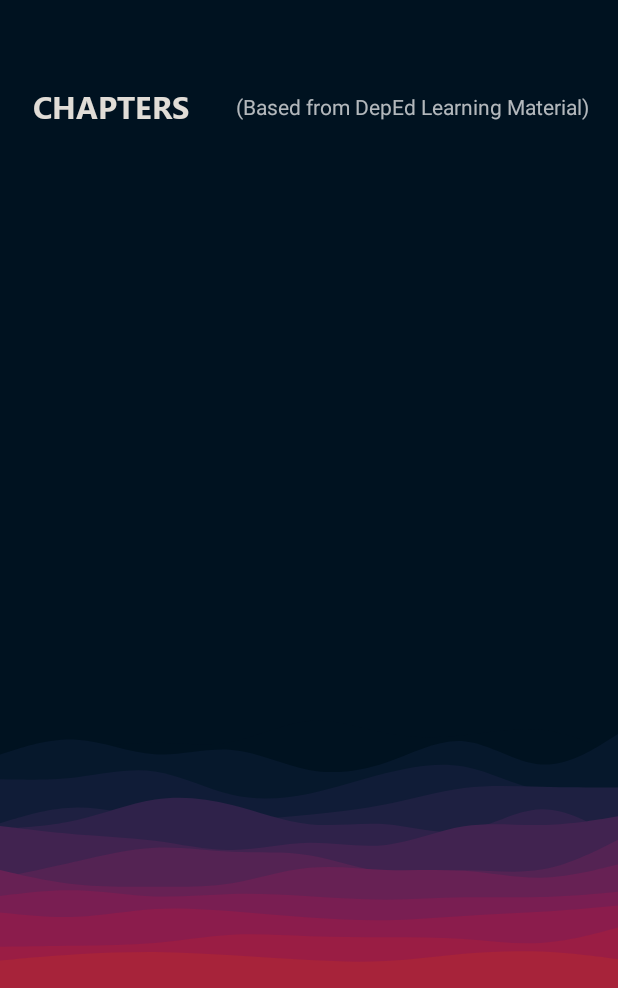
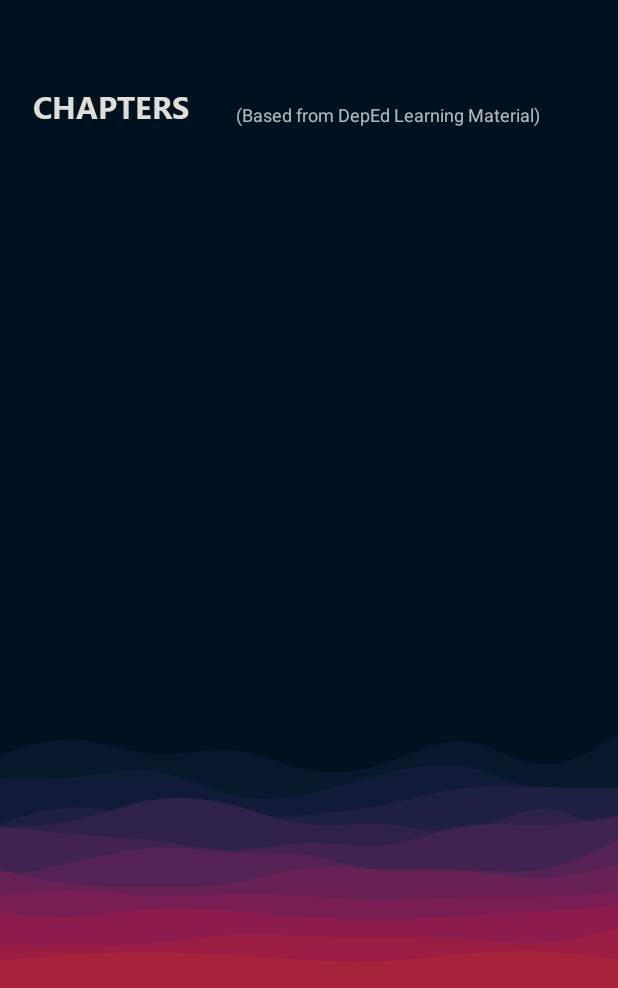
Before and after one commit to Kiru100/Android-Learning-App---Earth-and-Space-Science, an Android app: the layout fragment_home.xml on its own in the app's theme, with its tools: preview values and no code run, on a phone screen of 412 x 824 dp, the part 248-1236 px from its top. Run offline under Robolectric (Android 15) with nearby library versions, the phone set to English and light mode, and no system bars; Roboto replaces fonts that are not available here.

Commit message:
font sizes adjustment

```diff
--- a/app/src/main/res/layout/activity_question.xml
+++ b/app/src/main/res/layout/activity_question.xml
@@ -60,10 +60,10 @@
                 android:layout_marginStart="16dp"
                 android:backgroundTint="@color/gitwhite"
                 android:fontFamily="@font/segoe_ui_bold"
+                android:includeFontPadding="false"
                 android:text="@string/chapter_title"
-                android:includeFontPadding="false"
                 android:textColor="@color/gitwhite"
-                android:textSize="25sp"
+                android:textSize="20sp"
                 app:layout_constraintBottom_toTopOf="@+id/tvType"
                 app:layout_constraintEnd_toStartOf="@+id/guideline48"
                 app:layout_constraintHorizontal_bias="0.0"
--- a/app/src/main/res/layout/fragment_home.xml
+++ b/app/src/main/res/layout/fragment_home.xml
@@ -40,60 +40,6 @@
                 app:layout_constraintStart_toEndOf="@+id/imageView6"
                 app:layout_constraintTop_toTopOf="@+id/imageView6"
                 app:layout_constraintVertical_bias="1.0" />
-
-            <com.facebook.shimmer.ShimmerFrameLayout
-                android:id="@+id/shimmerFrameLayout"
-                android:layout_width="wrap_content"
-                android:layout_height="wrap_content"
-                android:orientation="horizontal"
-                android:visibility="gone"
-                app:layout_constraintBottom_toBottomOf="parent"
-                app:layout_constraintEnd_toEndOf="parent"
-                app:layout_constraintHorizontal_bias="0.0"
-                app:layout_constraintStart_toStartOf="parent"
-                app:layout_constraintTop_toBottomOf="@+id/textView15"
-                app:layout_constraintVertical_bias="0.0">
-
-                <include
-                    layout="@layout/shimmer_chapter_layout"
-                    android:layout_width="wrap_content"
-                    android:layout_height="wrap_content">
-
-                </include>
-
-            </com.facebook.shimmer.ShimmerFrameLayout>
-
-            <com.facebook.shimmer.ShimmerFrameLayout
-                android:id="@+id/shimmerFrameLayout1"
-                android:layout_width="wrap_content"
-                android:layout_height="wrap_content"
-                android:visibility="gone"
-                app:layout_constraintStart_toEndOf="@+id/shimmerFrameLayout"
-                app:layout_constraintTop_toBottomOf="@+id/textView15">
-
-                <include
-                    layout="@layout/shimmer_chapter_layout"
-                    android:layout_width="wrap_content"
-                    android:layout_height="wrap_content">
-
-                </include>
-
-            </com.facebook.shimmer.ShimmerFrameLayout>
-
-            <com.facebook.shimmer.ShimmerFrameLayout
-                android:id="@+id/shimmerFrameLayout2"
-                android:layout_width="wrap_content"
-                android:layout_height="wrap_content"
-                android:visibility="gone"
-                app:layout_constraintStart_toEndOf="@+id/shimmerFrameLayout"
-                app:layout_constraintTop_toBottomOf="@+id/textView15">
-
-                <include
-                    layout="@layout/shimmer_chapter_layout"
-                    android:layout_width="wrap_content"
-                    android:layout_height="wrap_content"></include>
-
-            </com.facebook.shimmer.ShimmerFrameLayout>
 
             <androidx.recyclerview.widget.RecyclerView
                 android:id="@+id/rvChapters"
@@ -171,11 +117,11 @@
                 android:layout_height="wrap_content"
                 android:layout_marginStart="8dp"
                 android:text="(Based from DepEd Learning Material)"
+                android:textSize="12sp"
                 app:layout_constraintBottom_toBottomOf="@+id/textView15"
                 app:layout_constraintEnd_toEndOf="parent"
                 app:layout_constraintHorizontal_bias="0.0"
-                app:layout_constraintStart_toEndOf="@+id/textView15"
-                app:layout_constraintTop_toTopOf="@+id/textView15" />
+                app:layout_constraintStart_toEndOf="@+id/textView15" />
 
 
         </androidx.constraintlayout.widget.ConstraintLayout>
--- a/app/src/main/res/layout/fragment_profile.xml
+++ b/app/src/main/res/layout/fragment_profile.xml
@@ -72,7 +72,6 @@
                     android:layout_width="wrap_content"
                     android:layout_height="wrap_content"
                     android:fontFamily="@font/segoe_ui"
-                    android:text="Fname"
                     android:textColor="@color/gitwhite"
                     android:textSize="20sp"
                     app:layout_constraintStart_toStartOf="@+id/textView"
@@ -98,7 +97,6 @@
                     android:layout_height="wrap_content"
                     android:layout_marginBottom="16dp"
                     android:fontFamily="@font/segoe_ui"
-                    android:text="Lname"
                     android:textColor="@color/gitwhite"
                     android:textSize="20sp"
                     app:layout_constraintBottom_toBottomOf="parent"
@@ -137,7 +135,6 @@
                     android:layout_marginEnd="8dp"
                     android:layout_marginBottom="16dp"
                     android:fontFamily="@font/segoe_ui"
-                    android:text="Email"
                     android:textColor="@color/gitwhite"
                     android:textSize="20sp"
                     app:layout_constraintBottom_toBottomOf="parent"
@@ -200,7 +197,6 @@
                     android:layout_height="wrap_content"
                     android:layout_marginBottom="16dp"
                     android:fontFamily="@font/segoe_ui"
-                    android:text="section"
                     android:textColor="@color/gitwhite"
                     android:textSize="20sp"
                     app:layout_constraintBottom_toBottomOf="parent"
@@ -309,7 +305,7 @@
                     android:layout_height="wrap_content"
                     android:layout_marginTop="16dp"
                     android:layout_marginBottom="8dp"
-                    android:text="Click to view for more."
+                    android:text="Click button to expand progress."
                     app:layout_constraintBottom_toBottomOf="parent"
                     app:layout_constraintEnd_toEndOf="@+id/btnChapterTwoProgress"
                     app:layout_constraintStart_toStartOf="@+id/btnChapterOneProgress"
```
Also changed, not shown: app/src/main/res/layout/activity_score.xml (+7 -4 lines), app/src/main/res/layout/fragment_pre_test.xml (+10 -10 lines).
